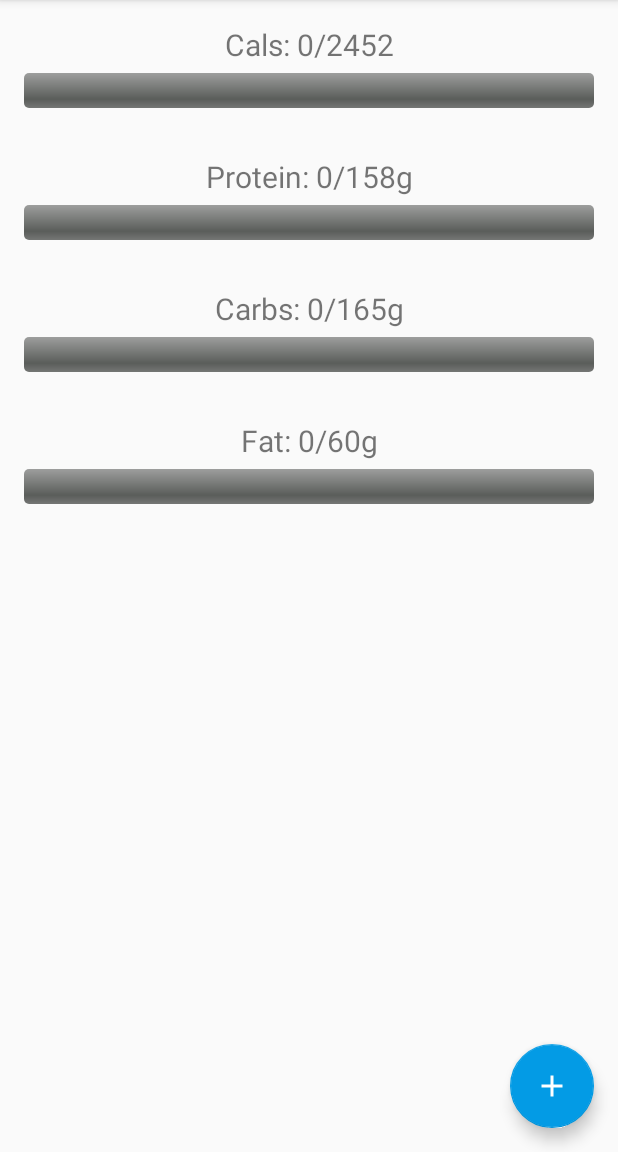
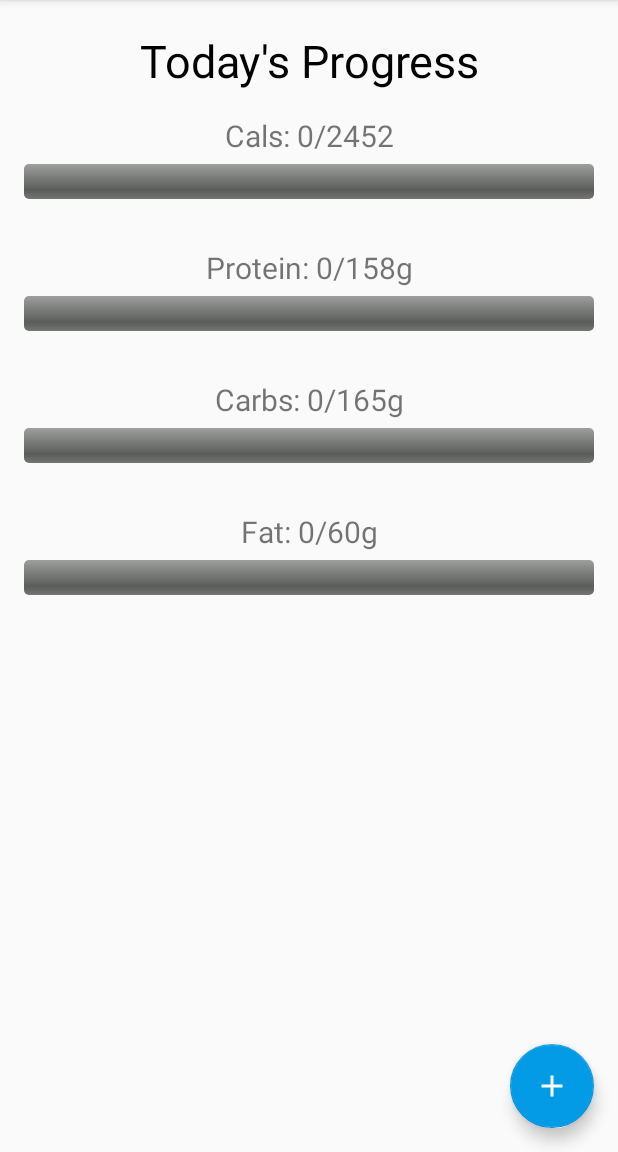
Before and after one commit to sidward35/FoodLog, an Android app: the screen it shows after launch (MainActivity), on a phone screen of 412 x 824 dp, the part 84-1236 px from its top. Run offline under Robolectric (Android 15) with nearby library versions, the phone set to English and light mode, and no system bars; 4 statements that could not run were skipped.

Commit message:
Add homepage title

```diff
--- a/app/src/main/res/layout/content_main.xml
+++ b/app/src/main/res/layout/content_main.xml
@@ -12,6 +12,16 @@
         android:layout_width="match_parent"
         android:layout_height="match_parent"
         android:orientation="vertical">
+
+        <TextView
+            android:id="@+id/homePageTitle"
+            android:layout_width="match_parent"
+            android:layout_height="wrap_content"
+            android:layout_marginTop="20sp"
+            android:text="Today's Progress"
+            android:textAlignment="center"
+            android:textColor="#000000"
+            android:textSize="30sp" />
 
         <TextView
             android:id="@+id/cals_text"
--- a/app/src/main/res/layout/meal_entry.xml
+++ b/app/src/main/res/layout/meal_entry.xml
@@ -24,7 +24,7 @@
         android:layout_width="match_parent"
         android:layout_height="wrap_content"
         android:layout_marginTop="20sp"
-        android:text="Add new meal"
+        android:text="Add meal"
         android:textAlignment="center"
         android:textColor="#000000"
         android:textSize="30sp" />
```
Also changed, not shown: 1 other file.
